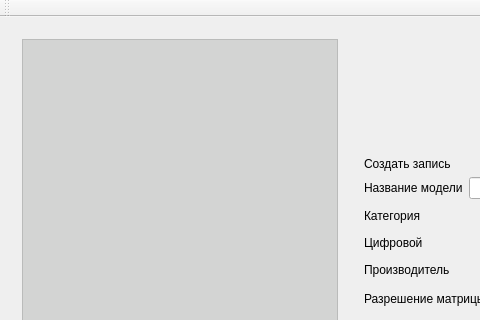
Old version of the form mainwindow.ui in the repository Sapfir0/ProgramLab; both pictures show x 0 to 480 and y 0 to 320 of the 853 by 668 pixel window.
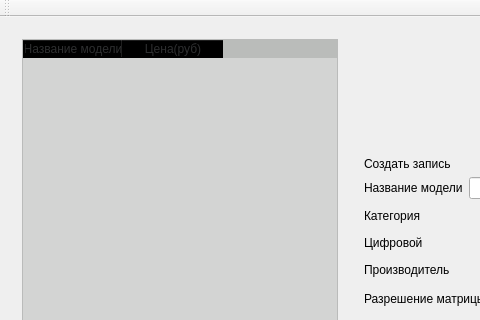
New version of the form.

Patch:
```diff
--- a/mainwindow.ui
+++ b/mainwindow.ui
@@ -30,6 +30,16 @@
              <string notr="true">  color:#2E2F30 ;
   background-color: rgba(0, 5, 0, 30);</string>
             </property>
+            <column>
+             <property name="text">
+              <string>Название модели</string>
+             </property>
+            </column>
+            <column>
+             <property name="text">
+              <string>Цена(руб)</string>
+             </property>
+            </column>
            </widget>
           </item>
           <item>
```
Left out of the diff: 2 changed lines with no effect on the pictures.
